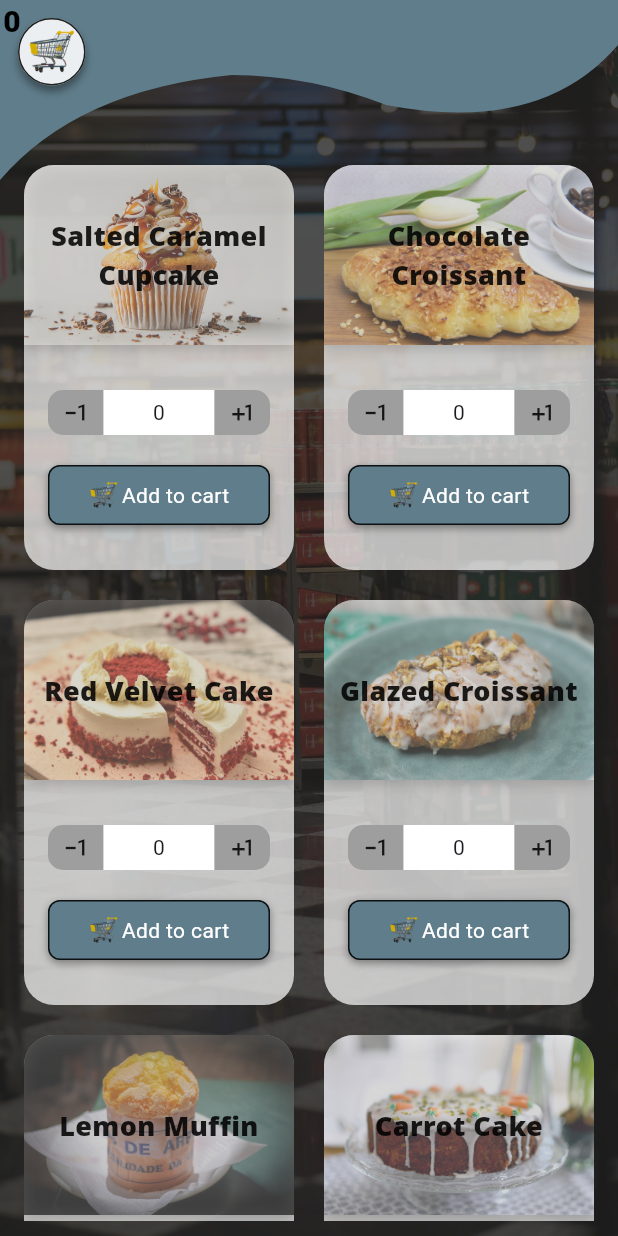
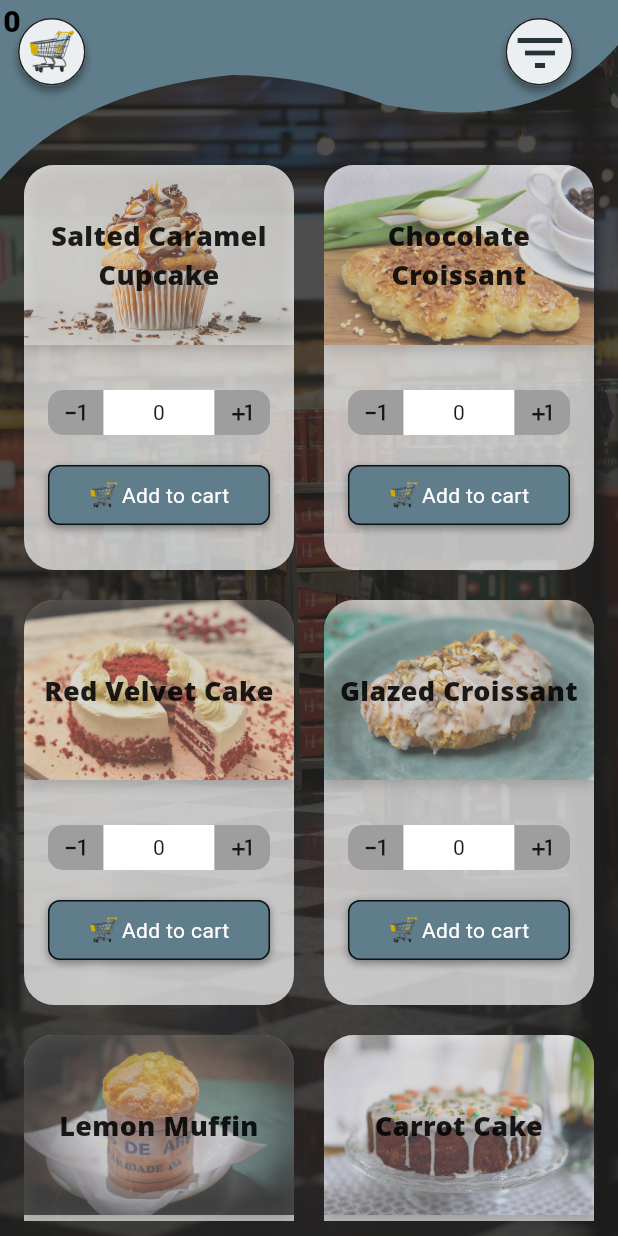
Before and after one commit to hery-alex/fluro_test_application, a Flutter app: the screen it shows after launch, on a phone screen of 412 x 824 dp. Run offline on Flutter 3.47's test engine with Material 3 defaults, Android fonts, the phone set to English and light mode, and no system bars; our stand-ins replace rxdart; Roboto replaces fonts that are missing (Open Sans).

Commit message:
filters for products

```diff
--- a/lib/layout/custom_appBar.dart
+++ b/lib/layout/custom_appBar.dart
@@ -7,7 +7,8 @@ import 'package:fluro_test_application/widgets/ui/ui_clippers/wave_clipper.dart'
 import 'package:flutter/material.dart';
 
 class CustomAppbar extends StatelessWidget implements PreferredSizeWidget{
-  const CustomAppbar({super.key});
+   final GlobalKey<ScaffoldState> scaffoldKey;
+  const CustomAppbar({super.key,required this.scaffoldKey});
 
   @override
   Widget build(BuildContext context) {
@@ -18,7 +19,10 @@ class CustomAppbar extends StatelessWidget implements PreferredSizeWidget{
            child:  Container(
             width: SizeConfig.screenWidth,
             color: Colors.blueGrey,
-            child: Stack(
+            child: Row(
+              crossAxisAlignment: CrossAxisAlignment.start,
+              children: [
+                Stack(
                   children: [
                      InkWell(
                       onTap: (){
@@ -77,6 +81,49 @@ class CustomAppbar extends StatelessWidget implements PreferredSizeWidget{
                      })
                   ],
                 ),
+                Expanded(
+                  child: Row(
+                    mainAxisAlignment: MainAxisAlignment.end,
+                    children: [
+                      InkWell(
+                        onTap: (){
+                          scaffoldKey.currentState?.openEndDrawer();
+                        },
+                        child: Container(
+                          margin: const EdgeInsets.only(top:12,bottom: 12,right: 30,left: 0),
+                          width: 45,
+                          height: 45,
+                          decoration: BoxDecoration(
+                            shape: BoxShape.circle,
+                            color: Colors.blueGrey[50],
+                            border: Border.all(
+                              color: Colors.black87,
+                              width: 1
+                            ),
+                             boxShadow:  [
+                                BoxShadow(
+                                offset:const Offset(0, 4),
+                                blurRadius:4.0,
+                                color:const Color(0xff000000).withOpacity(0.4),
+                              ),
+                            ]
+                          ),
+                          child:  Container(
+                            padding: const EdgeInsets.all(2),
+                            child: Icon(
+                              Icons.filter_list,
+                              size: 40,
+                              color: Colors.blueGrey[900],
+                            )
+                            )
+
+                        ),
+                      ),
+                    ],
+                  ),
+                )
+              ],
+            ),
           ),
       ),
   );
--- a/lib/layout/layout_with_background.dart
+++ b/lib/layout/layout_with_background.dart
@@ -1,6 +1,7 @@
 import 'package:fluro_test_application/assets/assets_images.dart';
 import 'package:fluro_test_application/config/size_config.dart';
 import 'package:fluro_test_application/layout/custom_appBar.dart';
+import 'package:fluro_test_application/layout/end_drawer_filters.dart';
 import 'package:flutter/material.dart';
 import 'package:flutter/services.dart';
 
@@ -8,7 +9,11 @@ class LayoutForBackground extends StatelessWidget {
   final Widget child;
   final bool showAppBarr;
   final ImageProvider<Object>? backgroundImage;
-  const LayoutForBackground({super.key,required this.child,required this.showAppBarr,this.backgroundImage});
+  LayoutForBackground({super.key,required this.child,required this.showAppBarr,this.backgroundImage});
+
+
+  final GlobalKey<ScaffoldState> _key = GlobalKey();
+
 
   @override
   Widget build(BuildContext context) {
@@ -18,6 +23,9 @@ class LayoutForBackground extends StatelessWidget {
     ),
     child: SafeArea(
       child: Scaffold(
+        key: _key,
+        endDrawerEnableOpenDragGesture: true,
+        endDrawer:const EndDrawerFilter(),
         backgroundColor: Colors.transparent,
         body:SafeArea(
           child: Stack(
@@ -36,9 +44,9 @@ class LayoutForBackground extends StatelessWidget {
                 child: child,
               ),
              if(showAppBarr)
-              const SizedBox(
+               SizedBox(
                 height: 120,
-                child: CustomAppbar()
+                child: CustomAppbar(scaffoldKey: _key,)
               ),
             ],
           ),
--- a/lib/routes/routes_configuration.dart
+++ b/lib/routes/routes_configuration.dart
@@ -16,9 +16,9 @@ class RoutesConfiguration implements RouteConfig{
   Widget checkRoutePath(RouteSettings settings){
      switch(settings.name!){
       case '/':
-        return  const LayoutForBackground(
+        return   LayoutForBackground(
           showAppBarr: true,
-          child: ProductsListView(),
+          child: const ProductsListView(),
         );
       case '/cart':
         return LayoutForBackground(
--- a/lib/states/products/products_stream.dart
+++ b/lib/states/products/products_stream.dart
@@ -1,3 +1,5 @@
+import 'dart:async';
+
 import 'package:fluro_test_application/models/product_model/product_model.dart';
 import 'package:fluro_test_application/repository/json_repository.dart';
 import 'package:rxdart/rxdart.dart';
@@ -6,11 +8,19 @@ class ProductsStream {
 
   ProductsStream.startWithData(){
     fetchProductsFromJson();
+    filterProducts();
   }
 
+  late StreamSubscription filterSubscription;
+
   final BehaviorSubject<List<ProductModel>> _productsController = BehaviorSubject<List<ProductModel>>();
+  final BehaviorSubject<String> _filterOption = BehaviorSubject<String>();
 
   Stream<List<ProductModel>> get productsList => _productsController.stream;
+
+
+  Stream<String> get filterStream => _filterOption.stream;
+  Function(String) get addFilter => _filterOption.sink.add;
 
 
   final DataRepository repository = JsonRepository();
@@ -20,7 +30,23 @@ class ProductsStream {
      _productsController.sink.add(result);
   }
 
+
+
+  void filterProducts() {
+   filterSubscription = filterStream.listen((data) async{
+      List<ProductModel> result = await repository.getDataFromJson();
+      if(data =='Reset'){
+          _productsController.sink.add(result);
+      }else{
+        List<ProductModel> filteredResult = result.where((i) => i.productCategory == data).toList();
+        _productsController.sink.add(filteredResult);
+      }
+    });
+  }
+
   dispose(){
     _productsController.close();
+    _filterOption.close();
+    filterSubscription.cancel();
   }
 }
```
Also changed, not shown: lib/layout/end_drawer_filters.dart (added, +103 -0 lines), lib/widgets/UI/filters/filters_row_widget.dart (added, +54 -0 lines). Lines whose indentation alone changed are shown as unchanged.
